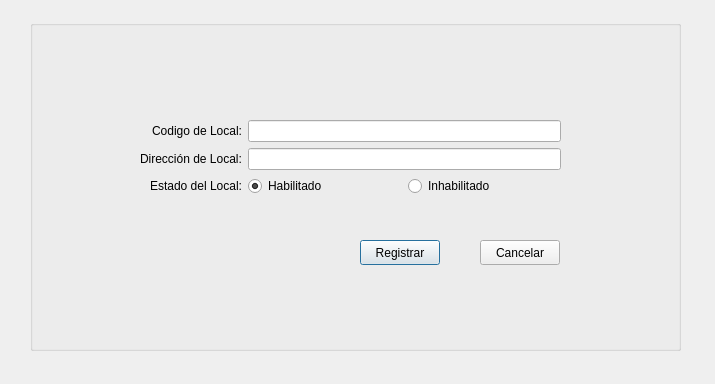
Above: PAF_GUI/PAF_GRAFICA/registrarlocal.ui from JMOrbegoso/USS-2021-II-PP before the change. Below: the same form after it.
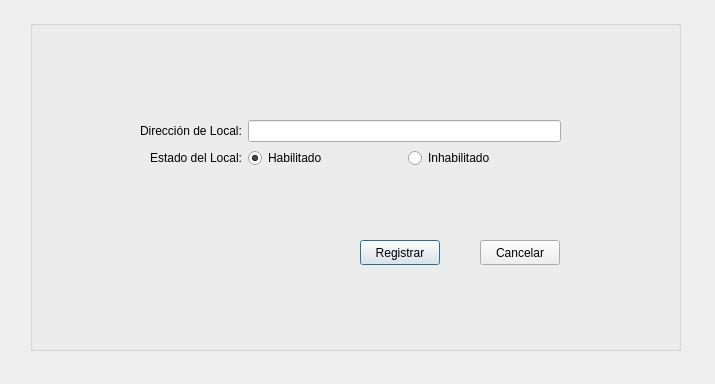
That is the form after the change.

Commit message: Update registrarlocal.ui removing the 'Codigo' controls

Diff of the .ui file:
```diff
--- a/PAF_GUI/PAF_GRAFICA/registrarlocal.ui
+++ b/PAF_GUI/PAF_GRAFICA/registrarlocal.ui
@@ -39,33 +39,23 @@
       <set>Qt::AlignRight|Qt::AlignTrailing|Qt::AlignVCenter</set>
      </property>
      <item row="0" column="0">
-      <widget class="QLabel" name="label">
-       <property name="text">
-        <string>Codigo de Local:</string>
-       </property>
-      </widget>
-     </item>
-     <item row="0" column="1">
-      <widget class="QLineEdit" name="codigoLocalTxt"/>
-     </item>
-     <item row="1" column="0">
       <widget class="QLabel" name="label_3">
        <property name="text">
         <string>Dirección de Local:</string>
        </property>
       </widget>
      </item>
-     <item row="1" column="1">
+     <item row="0" column="1">
       <widget class="QLineEdit" name="direccionLocalTxt"/>
      </item>
-     <item row="2" column="0">
+     <item row="1" column="0">
       <widget class="QLabel" name="label_4">
        <property name="text">
         <string>Estado del Local:</string>
        </property>
       </widget>
      </item>
-     <item row="2" column="1">
+     <item row="1" column="1">
       <layout class="QHBoxLayout" name="horizontalLayout">
        <item>
         <widget class="QRadioButton" name="habilitarLocalRb">
```
Left out of the diff: 1 changed line with no effect on the pictures.
